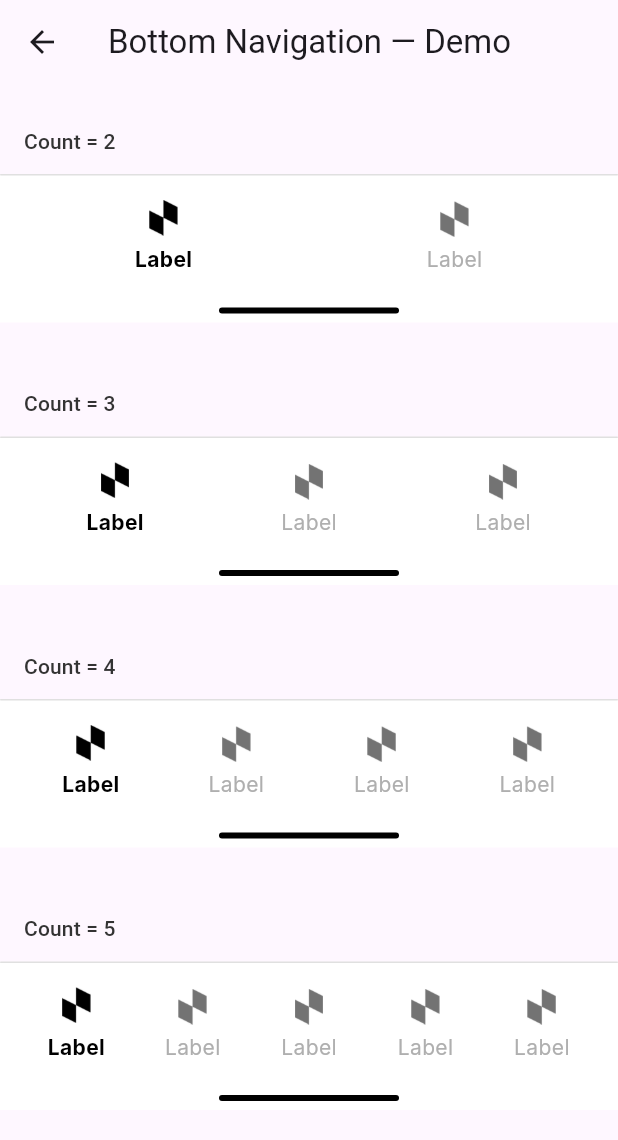
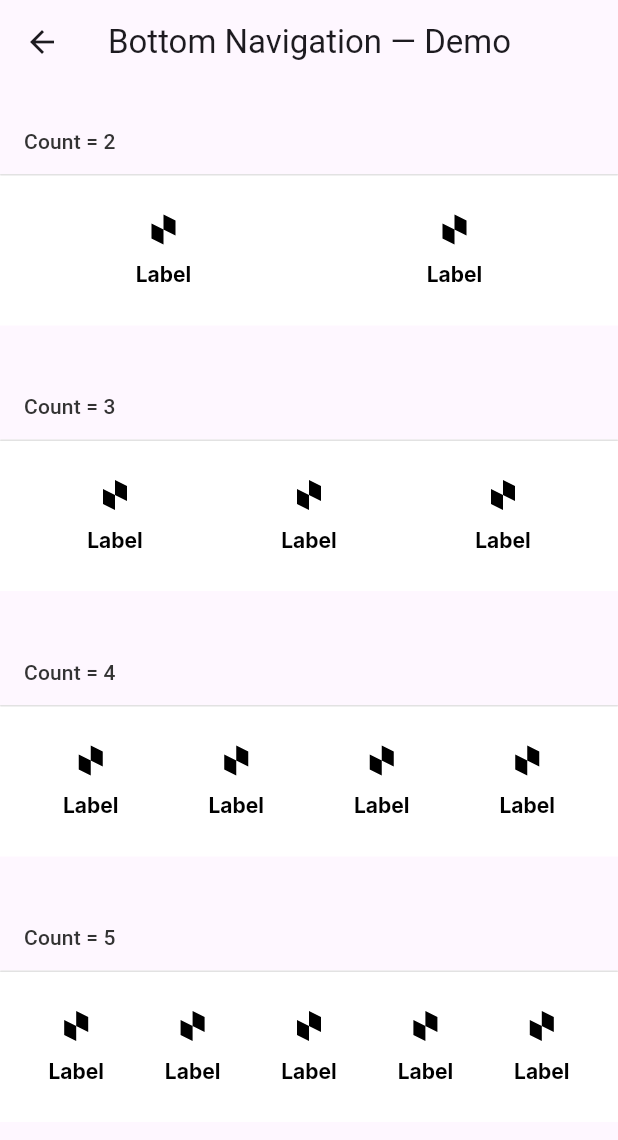
Before and after one commit to dynamiclayer/dynamiclayer-flutter, a Flutter app: the DemoBottomNavBarPage screen opened directly, on a phone screen of 412 x 824 dp. Shown: the top 1140 px of the screen. Run offline on Flutter 3.47's test engine with Material 3 defaults, Android fonts, the light colour scheme and no system bars; our stand-ins replace flutter_svg, google_fonts.

Commit message:
bottom navigation bar

````diff
--- a/lib/demo/bottom_nav/demo_bottom_nav_bar_page.dart
+++ b/lib/demo/bottom_nav/demo_bottom_nav_bar_page.dart
@@ -73,7 +73,6 @@ class _BarPreviewState extends State<_BarPreview> {
     required VoidCallback onTap,
   }) {
     return DLBottomNavTab(
-      iconImage: _icon,
       label: label,
       showLabel: true,
       selected: selected,
@@ -89,21 +88,18 @@ class _BarPreviewState extends State<_BarPreview> {
     final items = List<Widget>.generate(widget.count, (i) {
       return _tab(
         label: 'Label',
-        selected: i == _selectedIndex,
+        selected: true,
+        // i == _selectedIndex,
         onTap: () => setState(() => _selectedIndex = i),
       );
     });
 
-    return DynamicLayers.bottomNavBar.call(
+    return DLBottomNavBar(
       items: items,
       showSeparator: true,
-      showHomeIndicator: true,
       elevation: 0,
       backgroundColor: DLColors.white,
-      separatorColor: const Color(0x1F000000),
       contentPadding: const EdgeInsets.symmetric(horizontal: 12, vertical: 10),
-      homeIndicatorTopGap: 6,
-      homeIndicatorBottomGap: 6,
     );
   }
 }
--- a/lib/demo/bottom_nav/demo_bottom_nav_tab_page.dart
+++ b/lib/demo/bottom_nav/demo_bottom_nav_tab_page.dart
@@ -4,9 +4,6 @@ import '../../generated/assets.dart';
 
 class DemoBottomNavTabPage extends StatelessWidget {
   const DemoBottomNavTabPage({super.key});
-
-  // Replace with your asset (Iconset/dynamiclayer)
-  ImageProvider get _iconImage => const AssetImage(Assets.iconLogo);
 
   Widget _cell({
     required bool showLabel,
@@ -15,8 +12,7 @@ class DemoBottomNavTabPage extends StatelessWidget {
     int badgeCount = 1,
   }) {
     return Center(
-      child: DynamicLayers.bottomNav.tab(
-        iconImage: _iconImage,
+      child: DLBottomNavTab(
         label: 'Label',
         showLabel: showLabel,
         selected: selected,
--- a/lib/src/components/bottom_nav/dl_bottom_nav_bar.dart
+++ b/lib/src/components/bottom_nav/dl_bottom_nav_bar.dart
@@ -5,9 +5,9 @@ import '../../../dynamiclayers.dart';
 /// 🧭 DynamicLayers — Bottom Navigation Bar (auto-height, no overflow)
 /// ---------------------------------------------------------------------------
 /// • Renders 2–5 items with equal spacing
-/// • Optional top separator (DLSeparator)
-/// • Optional iOS-like home indicator (now gets its own vertical space)
-/// • Auto height: no fixed SizedBox height, content defines its own height
+/// • Top line uses DLSeparator (not Divider)
+/// • No pressed/ripple/hover effects on item taps
+/// • Optional iOS-like home indicator (with its own vertical space)
 /// • SafeArea-aware, with extra bottom padding for the home indicator
 /// ---------------------------------------------------------------------------
 class DLBottomNavBar extends StatelessWidget {
@@ -24,17 +24,6 @@ class DLBottomNavBar extends StatelessWidget {
 
     // Separator
     this.showSeparator = true,
-    this.separatorColor = const Color(0x1F000000),
-    this.separatorThickness = 1.0,
-
-    // Home indicator pill (now placed in its own row below the items)
-    this.showHomeIndicator = true,
-    this.homeIndicatorColor = DLColors.black,
-    this.homeIndicatorWidth = 120,
-    this.homeIndicatorHeight = 4,
-    this.homeIndicatorRadius = 999,
-    this.homeIndicatorTopGap = 6,
-    this.homeIndicatorBottomGap = 6,
 
     // Shadow/elevation
     this.elevation = 8.0,
@@ -54,17 +43,6 @@ class DLBottomNavBar extends StatelessWidget {
 
   // Separator
   final bool showSeparator;
-  final Color separatorColor;
-  final double separatorThickness;
-
-  // Home indicator
-  final bool showHomeIndicator;
-  final Color homeIndicatorColor;
-  final double homeIndicatorWidth;
-  final double homeIndicatorHeight;
-  final double homeIndicatorRadius;
-  final double homeIndicatorTopGap;
-  final double homeIndicatorBottomGap;
 
   // Elevation
   final double elevation;
@@ -74,42 +52,36 @@ class DLBottomNavBar extends StatelessWidget {
 
   @override
   Widget build(BuildContext context) {
+    // Local Theme override to disable all ink/splash/pressed effects
+    final noInkTheme = Theme.of(context).copyWith(
+      splashFactory: NoSplash.splashFactory,
+      splashColor: Colors.transparent,
+      highlightColor: Colors.transparent,
+      hoverColor: Colors.transparent,
+    );
+
     Widget bar = Material(
       color: backgroundColor,
       elevation: elevation,
       child: Column(
         mainAxisSize: MainAxisSize.min,
         children: [
+          // MUST be the Separator Component (full width)
           if (showSeparator)
-            DLSeparator(
-              direction: DLSeparatorDirection.horizontal,
-              thickness: separatorThickness,
-              color: separatorColor,
-            ),
+            DLSeparator(direction: DLSeparatorDirection.horizontal),
 
           // Items row (icon + optional label) – auto height via padding
           Padding(
             padding: contentPadding,
-            child: Row(
-              children: items
-                  .map((w) => Expanded(child: Center(child: w)))
-                  .toList(),
+            child: Theme(
+              data: noInkTheme,
+              child: Row(
+                children: items
+                    .map((w) => Expanded(child: Center(child: w)))
+                    .toList(),
+              ),
             ),
           ),
-
-          // Dedicated space for the home indicator (no overlay ⇒ no overflow)
-          if (showHomeIndicator) ...[
-            SizedBox(height: homeIndicatorTopGap),
-            Container(
-              width: homeIndicatorWidth,
-              height: homeIndicatorHeight,
-              decoration: BoxDecoration(
-                color: homeIndicatorColor,
-                borderRadius: BorderRadius.circular(homeIndicatorRadius),
-              ),
-            ),
-            SizedBox(height: homeIndicatorBottomGap),
-          ],
         ],
       ),
     );
--- a/lib/src/components/bottom_nav/dl_bottom_nav_tab.dart
+++ b/lib/src/components/bottom_nav/dl_bottom_nav_tab.dart
@@ -1,15 +1,17 @@
 import 'package:flutter/material.dart';
+import 'package:flutter_svg/flutter_svg.dart';
 import '../../../dynamiclayers.dart';
+import '../../../generated/assets.dart';
 
 enum DLBnavBadge { none, sm, md }
 
-/// How to render the provided image icon.
+/// How to render the provided SVG icon.
 enum DLBnavIconStyle {
-  /// Keep the original image colors. (Default)
+  /// Keep the original SVG colors. (Default)
   /// Unselected state is shown via [unselectedOpacity].
   original,
 
-  /// Force a solid mono-color tint (like ImageIcon does).
+  /// Force a solid mono-color tint.
   /// Uses [selectedColor]/[unselectedColor].
   tint,
 }
@@ -18,13 +20,11 @@ class DLBottomNavTab extends StatelessWidget {
   const DLBottomNavTab({
     super.key,
 
-    // Icon images
-    required this.iconImage,
-    this.selectedIconImage,
-    this.unselectedIconImage,
+    // Sizing & style
     this.iconSize = 24,
     this.iconStyle = DLBnavIconStyle.original,
-    this.unselectedOpacity = 0.55, // gently dim when not selected
+    this.unselectedOpacity = 0.55,
+
     // Label & state
     this.label = 'Label',
     this.showLabel = true,
@@ -43,24 +43,10 @@ class DLBottomNavTab extends StatelessWidget {
 
     // Interaction
     this.onTap,
-  });
-
-  /// Base icon used for both states unless overrides below are provided.
-  final ImageProvider iconImage;
-
-  /// Optional override for selected state.
-  final ImageProvider? selectedIconImage;
-
-  /// Optional override for unselected state.
-  final ImageProvider? unselectedIconImage;
+  }) : assert(unselectedOpacity >= 0 && unselectedOpacity <= 1);
 
   final double iconSize;
-
-  /// original = keep asset colors (default), tint = force mono-color.
   final DLBnavIconStyle iconStyle;
-
-  /// Only applies when [iconStyle] == original (no tint).
-  /// Controls how dim the unselected icon appears.
   final double unselectedOpacity;
 
   final String label;
@@ -74,77 +60,99 @@ class DLBottomNavTab extends StatelessWidget {
   final Offset badgeOffsetSm;
   final Offset badgeOffsetMd;
 
-  /// Only used when [iconStyle] == tint
   final Color selectedColor;
   final Color unselectedColor;
 
   final VoidCallback? onTap;
 
+  // Point to your generated SVG asset paths
+  String get _selectedAsset => Assets.bottomNavigationSelected;
+  String get _unselectedAsset => Assets.bottomNavigationUnselected;
+
+  TextStyle _labelStyle(bool isSelected) {
+    const double _letterSpacing8 = 0.0;
+    return DLTypos.textSmBold(
+      color: isSelected ? DLColors.black : DLColors.grey400,
+    ).copyWith(letterSpacing: _letterSpacing8);
+  }
+
   @override
   Widget build(BuildContext context) {
-    final Color labelColor = selected ? selectedColor : unselectedColor;
-    final textStyle = selected
-        ? DLTypos.textSmBold(color: labelColor)
-        : DLTypos.textSmRegular(color: labelColor);
+    // 1) Decide which SVG to show
+    final String assetPath = selected ? _selectedAsset : _unselectedAsset;
 
-    // Decide which image to show (allow explicit overrides).
-    final ImageProvider baseImage = selected
-        ? (selectedIconImage ?? iconImage)
-        : (unselectedIconImage ?? iconImage);
-
-    // Build the icon with either preserved colors or tinted.
+    // 2) Build icon (tinted or original)
     Widget baseIcon;
     if (iconStyle == DLBnavIconStyle.tint) {
-      // Monochrome tint (behaves like ImageIcon).
-      baseIcon = ImageIcon(
-        baseImage,
-        size: iconSize,
-        color: selected ? selectedColor : unselectedColor,
+      baseIcon = SvgPicture.asset(
+        assetPath,
+        width: iconSize,
+        height: iconSize,
+        fit: BoxFit.contain,
+        colorFilter: ColorFilter.mode(
+          selected ? selectedColor : unselectedColor,
+          BlendMode.srcIn,
+        ),
       );
     } else {
-      // Preserve asset colors. Dim the unselected state with opacity.
-      baseIcon = Image(
-        image: baseImage,
+      baseIcon = SvgPicture.asset(
+        assetPath,
         width: iconSize,
         height: iconSize,
-        filterQuality: FilterQuality.medium,
+        fit: BoxFit.contain,
       );
-
       if (!selected) {
         baseIcon = Opacity(opacity: unselectedOpacity, child: baseIcon);
       }
     }
 
-    // Apply badge overlay if requested.
-    final Widget iconWithBadge = switch (badge) {
-      DLBnavBadge.none => baseIcon,
-      DLBnavBadge.sm => DLBadgeAnchor(
+    // 3) Badge (classic switch statement for Dart 2.x)
+    Widget iconWithBadge = baseIcon;
+    switch (badge) {
+      case DLBnavBadge.none:
+        // already baseIcon
+        break;
+      case DLBnavBadge.sm:
+        iconWithBadge = DLBadgeAnchor(
           child: baseIcon,
           badge: const DLBadge(size: DLBadgeSize.sm),
           alignment: badgeAlignment,
           offset: badgeOffsetSm,
           showIfZero: true,
-      ),
-      DLBnavBadge.md => DLBadgeAnchor(
+        );
+        break;
+      case DLBnavBadge.md:
+        iconWithBadge = DLBadgeAnchor(
           child: baseIcon,
           badge: DLBadge(size: DLBadgeSize.md, count: badgeCount),
           alignment: badgeAlignment,
           offset: badgeOffsetMd,
           showIfZero: false,
+        );
+        break;
+    }
+
+    // 4) Content
+    final Widget content = Column(
+      mainAxisSize: MainAxisSize.min,
+      children: <Widget>[
+        const SizedBox(height: DLSpacing.p8),
+        iconWithBadge,
+        if (showLabel) ...<Widget>[
+          const SizedBox(height: DLSpacing.p8),
+          Text(
+            label,
+            style: _labelStyle(selected),
+            textAlign: TextAlign.center,
+            softWrap: false,
+            overflow: TextOverflow.visible,
           ),
-    };
-
-    final content = Column(
-      mainAxisSize: MainAxisSize.min,
-      children: [
-        iconWithBadge,
-        if (showLabel) ...[
-          const SizedBox(height: 6),
-          Text(label, style: textStyle),
         ],
+        const SizedBox(height: DLSpacing.p8),
       ],
     );
 
+    // 5) Return the built widget (ensures build always returns a Widget)
     return Semantics(
       selected: selected,
       button: true,
--- a/lib/src/components/dynamic_layers_core.dart
+++ b/lib/src/components/dynamic_layers_core.dart
@@ -15,9 +15,6 @@ class DynamicLayers {
   static _BadgeFactory get badge => const _BadgeFactory._();
   static _AvatarFactory get avatar => const _AvatarFactory._();
   static _AvatarGroupFactory get avatarGroup => const _AvatarGroupFactory._();
-  static _BottomNavFactory get bottomNav => const _BottomNavFactory._();
-  static _BottomNavBarFactory get bottomNavBar =>
-      const _BottomNavBarFactory._();
 }
 
 class _ButtonFactory {
@@ -541,115 +538,6 @@ class _AvatarGroupFactory {
   }
 }
 
-class _BottomNavFactory {
-  const _BottomNavFactory._();
-
-  Widget tab({
-    // Image-based icon (required)
-    required ImageProvider iconImage,
-    double iconSize = 24,
-
-    // Label & state
-    String label = 'Label',
-    bool showLabel = true,
-    bool selected = false,
-
-    // Badge
-    DLBnavBadge badge = DLBnavBadge.none,
-    int badgeCount = 1,
-
-    // Colors
-    Color selectedColor = DLColors.black,
-    Color unselectedColor = DLColors.grey400,
-
-    // Badge placement
-    Alignment badgeAlignment = Alignment.topRight,
-    Offset badgeOffsetSm = const Offset(2, -2),
-    Offset badgeOffsetMd = const Offset(4, -4),
-
-    // Interaction
-    VoidCallback? onTap,
-  }) {
-    return DLBottomNavTab(
-      iconImage: iconImage,
-      iconSize: iconSize,
-      label: label,
-      showLabel: showLabel,
-      selected: selected,
-      badge: badge,
-      badgeCount: badgeCount,
-      selectedColor: selectedColor,
-      unselectedColor: unselectedColor,
-      badgeAlignment: badgeAlignment,
-      badgeOffsetSm: badgeOffsetSm,
-      badgeOffsetMd: badgeOffsetMd,
-      onTap: onTap,
-    );
-  }
-}
-
-/// Prefer this over `DynamicLayers.buttons(...)`.
-///
-/// Example:
-/// ```dart
-/// DLButton(
-///   type: DLButtonType.primary,
-///   label: 'Save',
-///   onPressed: () {},
-/// );
-/// ```
-
-class _BottomNavBarFactory {
-  const _BottomNavBarFactory._();
-
-  Widget call({
-    required List<Widget> items,
-    Color backgroundColor = DLColors.white,
-
-    // Content spacing inside the bar
-    EdgeInsetsGeometry contentPadding = const EdgeInsets.symmetric(
-      horizontal: 12,
-      vertical: 8,
-    ),
-
-    // Separator
-    bool showSeparator = true,
-    Color separatorColor = const Color(0x1F000000),
-    double separatorThickness = 1.0,
-
-    // Home indicator pill (owns its own vertical space)
-    bool showHomeIndicator = true,
-    Color homeIndicatorColor = DLColors.black,
-    double homeIndicatorWidth = 120,
-    double homeIndicatorHeight = 4,
-    double homeIndicatorRadius = 999,
-    double homeIndicatorTopGap = 6,
-    double homeIndicatorBottomGap = 6,
-
-    // Elevation / SafeArea
-    double elevation = 8.0,
-    bool useSafeArea = true,
-  }) {
-    return DLBottomNavBar(
-      items: items,
-      backgroundColor: backgroundColor,
-      contentPadding: contentPadding,
-      showSeparator: showSeparator,
-      separatorColor: separatorColor,
-      separatorThickness: separatorThickness,
-      showHomeIndicator: showHomeIndicator,
-      homeIndicatorColor: homeIndicatorColor,
-      homeIndicatorWidth: homeIndicatorWidth,
-      homeIndicatorHeight: homeIndicatorHeight,
-      homeIndicatorRadius: homeIndicatorRadius,
-      homeIndicatorTopGap: homeIndicatorTopGap,
-      homeIndicatorBottomGap: homeIndicatorBottomGap,
-      elevation: elevation,
-      useSafeArea: useSafeArea,
-    );
-  }
-}
-
 /// Dock helper – use this to build a bottom/side button dock easily.
 ///
 /// Example:
--- a/lib/src/tokens/dl_spacing.dart
+++ b/lib/src/tokens/dl_spacing.dart
@@ -6,6 +6,7 @@ class DLSpacing {
   static const double p0 = 0;
   static const double p2 = 2;
   static const double p4 = 4;
+  static const double p6 = 6;
   static const double p8 = 8;
   static const double p10 = 10;
   static const double p12 = 12;
--- a/pubspec.yaml
+++ b/pubspec.yaml
@@ -35,6 +35,7 @@ dependencies:
   # Use with the CupertinoIcons class for iOS style icons.
   cupertino_icons: ^1.0.8
   google_fonts: ^6.3.2
+  flutter_svg: ^2.2.2
 
 dev_dependencies:
   flutter_test:
@@ -93,3 +94,4 @@ flutter:
     - assets/icon/
     - assets/alerts/
     - assets/bottomSheet/
+    - assets/bottomNavigation/
````
Also changed, not shown: assets/bottomNavigation/selected.svg (added), assets/bottomNavigation/unselected.svg (added), lib/generated/assets.dart, pubspec.lock. Lines whose indentation alone changed are shown as unchanged.
